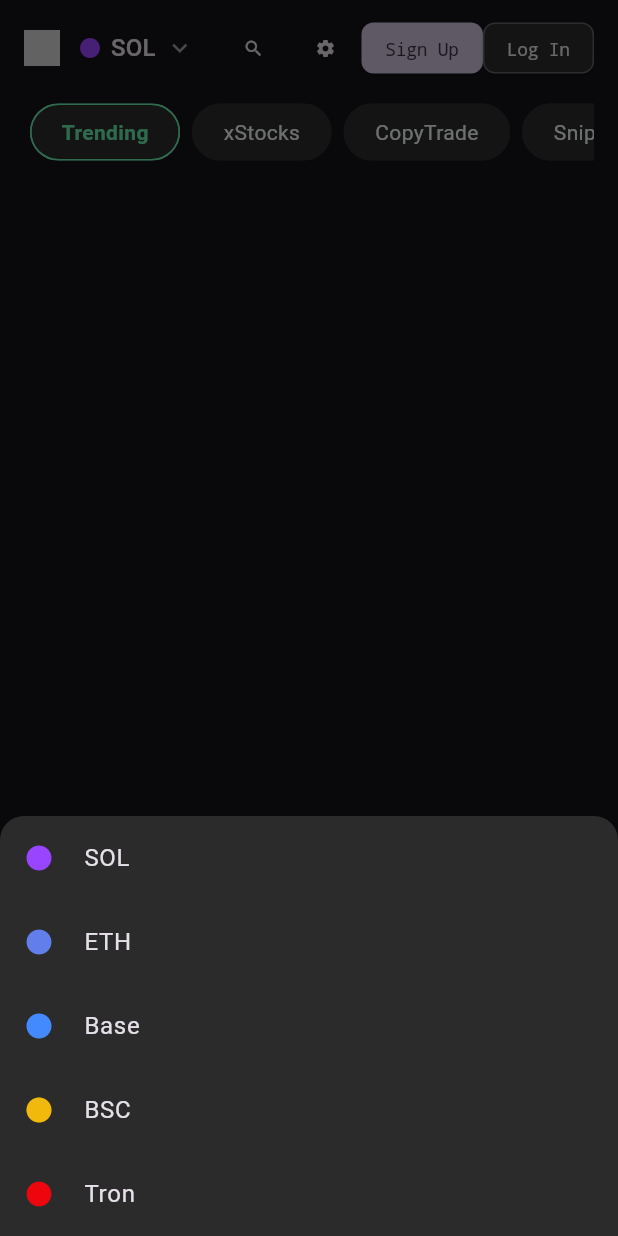
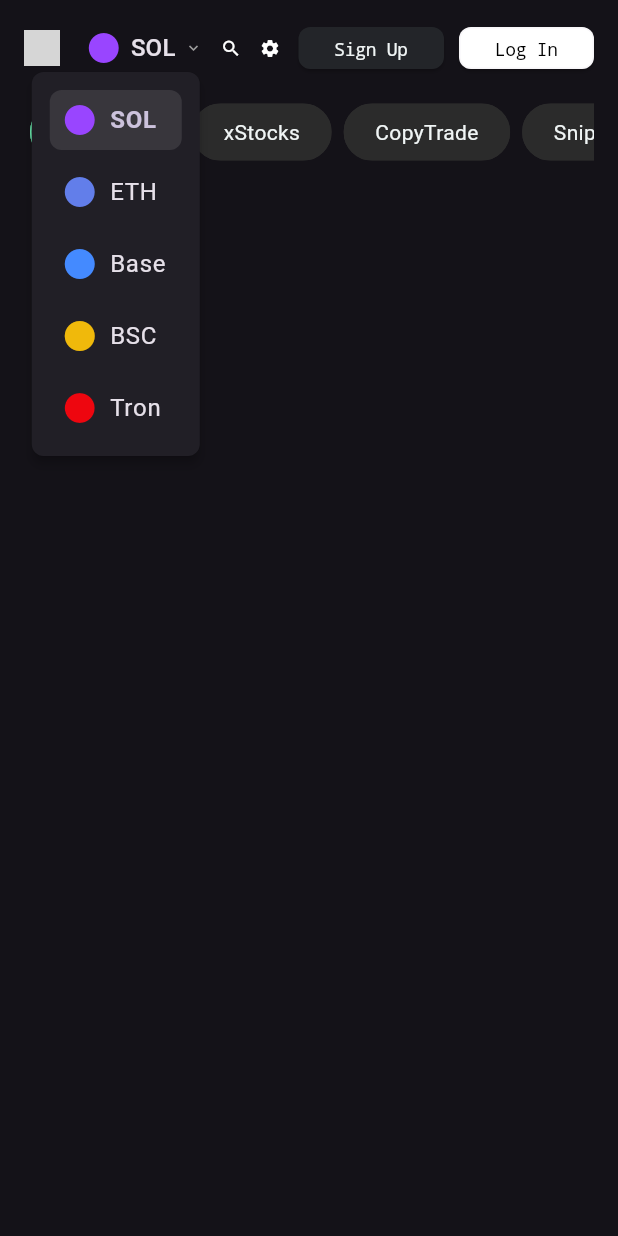
Before and after one commit to xu830/galpha, a Flutter app: the TopFixedHeader widget shown alone on an empty page, opened directly, after a tap on "SOL", on a phone screen of 412 x 824 dp. Run offline on Flutter 3.47's test engine with Material 3 defaults, Android fonts, the phone set to English and light mode, and no system bars; our stand-ins replace flutter_svg; grey boxes are pictures that could not be loaded.

Commit message:
调整链选择器

```diff
--- a/lib/style/app_test_style.dart
+++ b/lib/style/app_test_style.dart
@@ -10,16 +10,17 @@
   static const Color accentColor = Color(0xFF67E8AB); // 强调色，例如按钮或高亮
   static const Color darkBackground = Color(0xFF1E1E1E); // 深色背景
   static const Color darkCardBackground = Color(0xFF2B2B2B); // 卡片深色背景
-  static const Color getGreenButton = Color(0xFF99E0BF);//获取绿色按钮颜色
+  static const Color getGreenButton = Color(0xFF99E0BF); //获取绿色按钮颜色
+  static const Color darkGreyButton = Color(0xFF232529);
 }
 
 class AppTextStyles {
   // 通用的基础文本样式
   static const TextStyle baseTextStyle = TextStyle(
-fontFamily: 'monospace',
-                    fontSize: 14,
-                    height: 1.5,
-                    letterSpacing: -0.2,
+    fontFamily: 'monospace',
+    fontSize: 14,
+    height: 1.5,
+    letterSpacing: -0.2,
   );
 
   // 标题样式
--- a/lib/widgets/topBanner/download_banner.dart
+++ b/lib/widgets/topBanner/download_banner.dart
@@ -39,7 +39,7 @@
 
                 Text(
                   'Discover faster, Trading in seconds',
-                  style:AppTextStyles.copyWith(color: Colors.grey,fontWeight: FontWeight.w400,)
+                  style:AppTextStyles.baseTextStyle.copyWith(color: Colors.grey,fontWeight: FontWeight.w400,),
                 ),
               ],
             ),
--- a/lib/widgets/topBanner/top_fixed_header.dart
+++ b/lib/widgets/topBanner/top_fixed_header.dart
@@ -1,6 +1,6 @@
 // lib/widgets/top_fixed_header.dart
 import 'package:flutter/material.dart';
-import '../../style/app_test_style.dart';//导入应用样式
+import '../../style/app_test_style.dart'; //导入应用样式
 import 'package:flutter_svg/flutter_svg.dart';
 
 class TopFixedHeader extends StatefulWidget {
@@ -22,96 +22,142 @@
     return Container(
       color: colorScheme.background, // 背景色，与 AppBar 类似
       padding: const EdgeInsets.symmetric(horizontal: 16.0, vertical: 8.0),
-      child: Column( // 使用 Column 垂直排列顶部操作区和导航标签
+      child: Column(
+        // 使用 Column 垂直排列顶部操作区和导航标签
         children: [
           // 第一行：Logo, 链选择, 搜索, 设置, 登录/注册
           Row(
             crossAxisAlignment: CrossAxisAlignment.center,
-            mainAxisAlignment: MainAxisAlignment.spaceBetween,
+            mainAxisAlignment: MainAxisAlignment.start,
             children: [
               // Logo (左上角小恐龙)
-               SvgPicture.asset('assets/images/logo_small2.svg', width: 24, height: 24),
-              // 链选择器 (SOL 下拉菜单)
-              Expanded( // 使用 Expanded 确保链选择器占用可用空间
-                child: GestureDetector(
-                  onTap: () {
-                    // TODO: 显示链选择的下拉菜单
-                    _showChainSelection(context);
+              SvgPicture.asset(
+                'assets/images/logo_small2.svg',
+                width: 24,
+                height: 24,
+              ),
+              Spacer(),
+              // ===========================================
+              // 使用 PopupMenuButton 实现链选择器
+              // ===========================================
+              Theme(
+                data: Theme.of(context).copyWith(
+                  highlightColor: Colors.transparent,
+                  splashColor: Colors.transparent,
+                ),
+                child: PopupMenuButton<String>(
+                  initialValue: selectedChain, // 初始值
+                  onSelected: (String newValue) {
+                    setState(() {
+                      selectedChain = newValue;
+                    });
+                    print('选择的链: $newValue');
                   },
+                  offset: const Offset(-36, 28),
+
+                  // 自定义按钮（child）的外观
                   child: Container(
-                    padding: const EdgeInsets.symmetric(horizontal: 12, vertical: 2),
-                    decoration: BoxDecoration(
-                      color:Colors.transparent, // 背景色
-                    ),
+                    // padding: const EdgeInsets.symmetric(
+                    //   horizontal: 12,
+                    //   vertical: 8,
+                    // ),
+                    // decoration: BoxDecoration(
+                    //   color: AppColors.darkCardBackground,
+                    //   borderRadius: BorderRadius.circular(8),
+                    // ),
                     child: Row(
-                      mainAxisSize: MainAxisSize.min, // 确保 Row 不占用过多空间
+                      mainAxisSize: MainAxisSize.min,
                       children: [
-                        // 链图标
-                        _getChainIcon(selectedChain, size: 16),
+                        _getChainIcon(selectedChain, size: 24),
                         const SizedBox(width: 6),
-                        // 链名称
-                        Text(
-                          selectedChain,
-                          style: textTheme.titleMedium, // 使用主题样式
+                        Text(selectedChain, style: textTheme.titleMedium),
+                        const SizedBox(width: 6),
+                        const Icon(
+                          Icons.keyboard_arrow_down,
+                          color: AppColors.secondaryText,
+                          size: 12,
                         ),
-                        const SizedBox(width: 6),
-                        const Icon(Icons.keyboard_arrow_down, color: AppColors.secondaryText, size: 20),
                       ],
                     ),
                   ),
+                  // 构建菜单项列表
+                  itemBuilder: (BuildContext context) =>
+                      <PopupMenuEntry<String>>[
+                        _buildChainPopupMenuItem('SOL', textTheme),
+                        _buildChainPopupMenuItem('ETH', textTheme),
+                        _buildChainPopupMenuItem('Base', textTheme),
+                        _buildChainPopupMenuItem('BSC', textTheme),
+                        _buildChainPopupMenuItem(
+                          'Tron',
+                          textTheme,
+                        ), // 这里复用之前的 _buildChainMenuItem
+                      ],
+                  // 自定义弹出菜单的样式
+                  // 这个 menuBuilder 可以让你完全控制弹出的 Widget
+                  // 但要实现图片中的圆角和背景，需要更多的包装
+                  // preferredSize: Size.fromWidth(200), // 设置弹出菜单的最小宽度
+                  shape: RoundedRectangleBorder(
+                    borderRadius: BorderRadius.circular(8),
+                  ), // 设置圆角
+                  // color: colorScheme.surface, // 设置背景色
                 ),
               ),
 
+              // ===========================================
+              SizedBox(width: 12),
               // 搜索图标
-              IconButton(
-                icon: const Icon(Icons.search),
-                iconSize:14,
-                onPressed: () {
-                  print('点击搜索');
-                },
-                color: colorScheme.onBackground, // 使用主题颜色
-              ),
-
-              // 设置图标
-              IconButton(
-                icon: const Icon(Icons.settings), // 或者 Icons.tune
-                iconSize:14,
-                onPressed: () {
+              GestureDetector(
+                onTap: () {
                   print('点击设置');
                 },
-                color: colorScheme.onBackground,
+                child: Container(child: Icon(Icons.search, size: 14)),
               ),
-
+              SizedBox(width: 12),
+              // 设置图标
+              GestureDetector(
+                onTap: () {
+                  print('点击设置');
+                },
+                child: Container(child: Icon(Icons.settings, size: 14)),
+              ),
+              SizedBox(width: 12),
               // Sign Up 按钮
               ElevatedButton(
                 onPressed: () {
                   print('点击 Sign Up');
                 },
                 style: ElevatedButton.styleFrom(
-                  backgroundColor: colorScheme.secondary, // 使用主题中的强调色
-                  foregroundColor: colorScheme.onSecondary, // 强调色上的文字颜色
-                  padding: const EdgeInsets.symmetric(horizontal: 16, vertical: 8),
-                  shape: RoundedRectangleBorder(borderRadius: BorderRadius.circular(8)),
-                  minimumSize: Size.zero, // 确保按钮大小适应内容
+                  minimumSize: Size(85, 28),
+                  backgroundColor: AppColors.darkGreyButton, // 使用主题中的强调色
+                  foregroundColor: AppColors.primaryText, // 强调色上的文字颜色
+
+                  shape: RoundedRectangleBorder(
+                    borderRadius: BorderRadius.circular(8),
+                  ),
+
                   textStyle: AppTextStyles.caption, // 使用主题中的按钮文本样式
                 ),
                 child: const Text('Sign Up'),
               ),
-
+              SizedBox(width: 10),
               // Log In 按钮
               ElevatedButton(
                 onPressed: () {
                   print('点击 Log In');
                 },
                 style: ElevatedButton.styleFrom(
-                  backgroundColor: AppColors.darkCardBackground, // Log In 按钮背景不同
-                  foregroundColor: colorScheme.onSurface, // 按钮文字颜色
-                  padding: const EdgeInsets.symmetric(horizontal: 16, vertical: 8),
+                  minimumSize: Size(85, 28),
+                  backgroundColor: Colors.white, // Log In 按钮背景不同
+                  foregroundColor: Colors.black, // 按钮文字颜色
+
                   shape: RoundedRectangleBorder(
                     borderRadius: BorderRadius.circular(8),
-                    side: BorderSide(color: colorScheme.onSurface.withOpacity(0.3), width: 1), // 描边
+                    side: BorderSide(
+                      color: colorScheme.onSurface.withOpacity(0.3),
+                      width: 1,
+                    ), // 描边
                   ),
-                  minimumSize: Size.zero,
+
                   textStyle: AppTextStyles.caption,
                 ),
                 child: const Text('Log In'),
@@ -119,9 +165,9 @@
             ],
           ),
           const SizedBox(height: 12), // 分隔上下两行
-
           // 第二行：导航标签
-          SizedBox( // 使用 SizedBox 限制高度，包含可滚动的标签
+          SizedBox(
+            // 使用 SizedBox 限制高度，包含可滚动的标签
             height: 40, // 标签行的高度
             child: ListView(
               scrollDirection: Axis.horizontal, // 水平滚动
@@ -143,23 +189,75 @@
     );
   }
 
-  // 辅助方法：构建单个标签
+  // 辅助方法：构建 PopupMenuItem
+  PopupMenuItem<String> _buildChainPopupMenuItem(
+    String chain,
+    TextTheme textTheme,
+  ) {
+    final ColorScheme colorScheme = Theme.of(context).colorScheme;
+    return PopupMenuItem<String>(
+      value: chain,
+      child: Builder(
+        builder: (innerContext) {
+          return InkWell(
+            // 这里不需要 onTap，因为它会被 PopupMenuItem 的 onSelected 覆盖
+            child: Container(
+              padding: const EdgeInsets.symmetric(
+                horizontal: 8.0,
+                vertical: 8.0,
+              ), // PopupMenuItem 默认有 padding
+              decoration: BoxDecoration(
+                color: selectedChain == chain
+                    ? Colors.white10
+                    : Colors.transparent,
+                borderRadius: BorderRadius.circular(8), // 圆角半径为16
+              ),
+              child: Row(
+                children: [
+                  _getChainIcon(chain, size: 24),
+                  const SizedBox(width: 8),
+                  Text(
+                    chain,
+                    style: textTheme.bodyLarge?.copyWith(
+                      color: selectedChain == chain
+                          ? colorScheme.secondary
+                          : colorScheme.onSurface,
+                      fontWeight: selectedChain == chain
+                          ? FontWeight.bold
+                          : FontWeight.normal,
+                    ),
+                  ),
+                ],
+              ),
+            ),
+          );
+        },
+      ),
+    );
+  }
+
   Widget _buildTab(String title, TextTheme textTheme) {
     return Padding(
       padding: const EdgeInsets.symmetric(horizontal: 4.0),
-      child: Chip( // Chip 是一个很好的选择，可以自定义形状和颜色
+      child: Chip(
         label: Text(
           title,
           style: textTheme.bodyMedium?.copyWith(
-            color: title == 'Trending' ? AppColors.accentColor : AppColors.primaryText, // 选中效果
-            fontWeight: title == 'Trending' ? FontWeight.bold : FontWeight.normal,
+            color: title == 'Trending'
+                ? AppColors.accentColor
+                : AppColors.primaryText,
+            fontWeight: title == 'Trending'
+                ? FontWeight.bold
+                : FontWeight.normal,
           ),
         ),
-        backgroundColor: AppColors.darkCardBackground, // Chip 背景色
+        backgroundColor: AppColors.darkCardBackground,
         shape: RoundedRectangleBorder(
           borderRadius: BorderRadius.circular(20),
           side: BorderSide(
-            color: title == 'Trending' ? AppColors.accentColor : AppColors.darkCardBackground,
+            color: title == 'Trending'
+                ? AppColors.accentColor
+                : AppColors.darkCardBackground,
             width: 1.0,
           ),
         ),
@@ -168,93 +266,24 @@
     );
   }
 
-  // 辅助方法：获取链图标
   Widget _getChainIcon(String chain, {double size = 20}) {
-    // 实际项目中应使用 Image.asset 或 Image.network 加载图片
-    // 这里使用 Icon 作为占位符
     switch (chain) {
       case 'SOL':
-        return Icon(Icons.circle, color: const Color(0xFF9945FF), size: size); // Solana 紫色
+        return Icon(Icons.circle, color: const Color(0xFF9945FF), size: size);
       case 'ETH':
-        return Icon(Icons.circle, color: const Color(0xFF627EEA), size: size); // Ethereum 蓝色
+        return Icon(Icons.circle, color: const Color(0xFF627EEA), size: size);
       case 'Base':
         return Icon(Icons.circle, color: Colors.blueAccent, size: size);
       case 'BSC':
-        return Icon(Icons.circle, color: const Color(0xFFF0B90B), size: size); // BNB 链黄色
+        return Icon(Icons.circle, color: const Color(0xFFF0B90B), size: size);
       case 'Tron':
-        return Icon(Icons.circle, color: const Color(0xFFEE060F), size: size); // Tron 红色
+        return Icon(Icons.circle, color: const Color(0xFFEE060F), size: size);
       default:
-        return Icon(Icons.help_outline, color: AppColors.secondaryText, size: size);
+        return Icon(
+          Icons.help_outline,
+          color: AppColors.secondaryText,
+          size: size,
+        );
     }
   }
-
-  // 模拟显示链选择菜单
-  void _showChainSelection(BuildContext context) {
-    showModalBottomSheet(
-      context: context,
-      backgroundColor: AppColors.darkCardBackground,
-      shape: const RoundedRectangleBorder(
-        borderRadius: BorderRadius.vertical(top: Radius.circular(16)),
-      ),
-      builder: (BuildContext bc) {
-        return SafeArea(
-          child: Column(
-            mainAxisSize: MainAxisSize.min,
-            children: <Widget>[
-              ListTile(
-                leading: _getChainIcon('SOL'),
-                title: Text('SOL', style: Theme.of(context).textTheme.bodyLarge),
-                onTap: () {
-                  setState(() {
-                    selectedChain = 'SOL';
-                  });
-                  Navigator.pop(context);
-                },
-              ),
-              ListTile(
-                leading: _getChainIcon('ETH'),
-                title: Text('ETH', style: Theme.of(context).textTheme.bodyLarge),
-                onTap: () {
-                  setState(() {
-                    selectedChain = 'ETH';
-                  });
-                  Navigator.pop(context);
-                },
-              ),
-              ListTile(
-                leading: _getChainIcon('Base'),
-                title: Text('Base', style: Theme.of(context).textTheme.bodyLarge),
-                onTap: () {
-                  setState(() {
-                    selectedChain = 'Base';
-                  });
-                  Navigator.pop(context);
-                },
-              ),
-              ListTile(
-                leading: _getChainIcon('BSC'),
-                title: Text('BSC', style: Theme.of(context).textTheme.bodyLarge),
-                onTap: () {
-                  setState(() {
-                    selectedChain = 'BSC';
-                  });
-                  Navigator.pop(context);
-                },
-              ),
-              ListTile(
-                leading: _getChainIcon('Tron'),
-                title: Text('Tron', style: Theme.of(context).textTheme.bodyLarge),
-                onTap: () {
-                  setState(() {
-                    selectedChain = 'Tron';
-                  });
-                  Navigator.pop(context);
-                },
-              ),
-            ],
-          ),
-        );
-      },
-    );
-  }
 }
```
Also changed, not shown: 1 other file.
